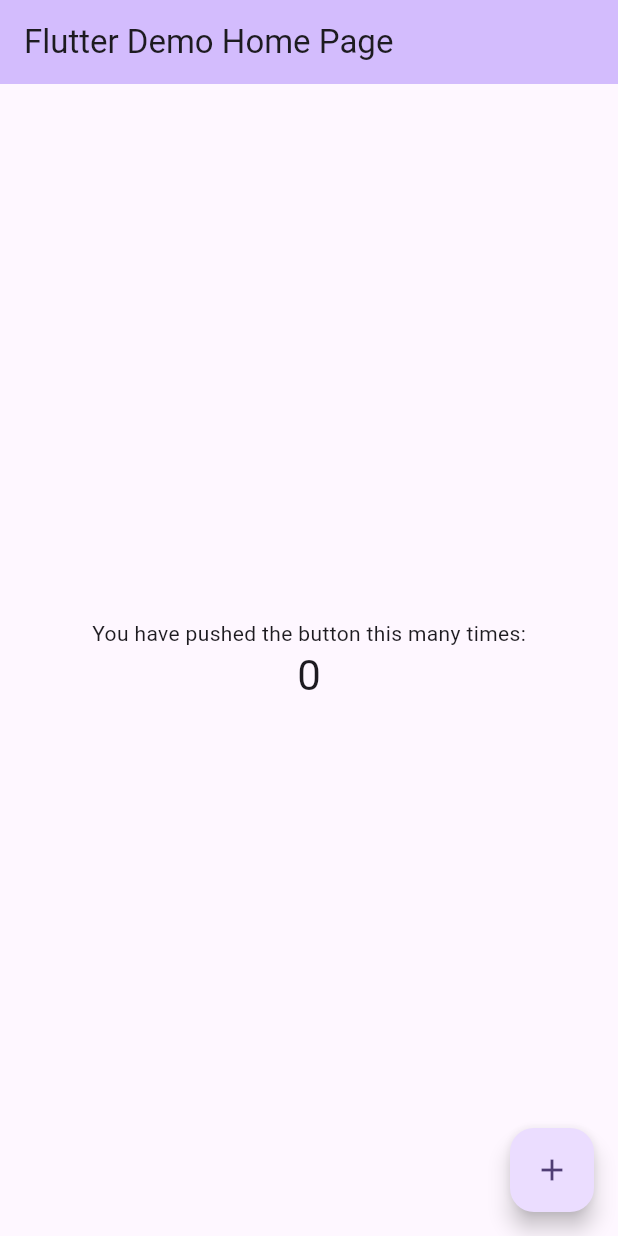
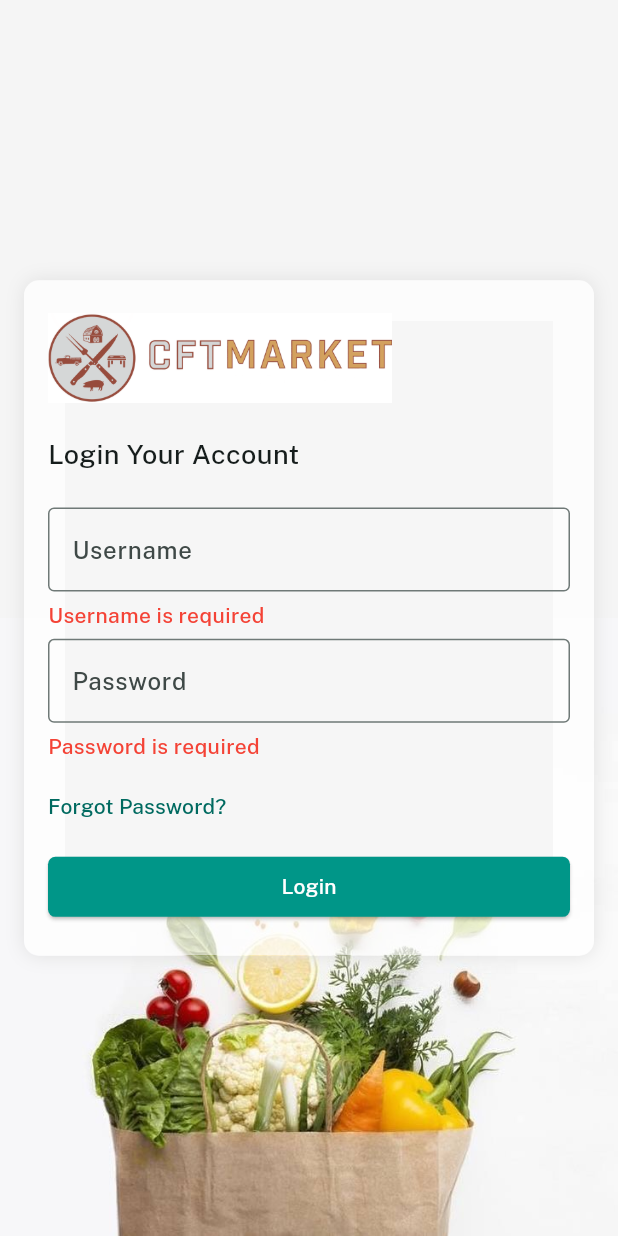
Before and after one commit to NagaDivyaBobbara/cft_market, a Flutter app: the screen it shows after launch, on a phone screen of 412 x 824 dp. Run offline on Flutter 3.47's test engine with Material 3 defaults, Android fonts, the light colour scheme and no system bars; project files that could hold a hidden picture were left out.

Commit message:
feat: Added Login,Forgot Screens

```diff
--- a/lib/main.dart
+++ b/lib/main.dart
@@ -1,3 +1,5 @@
+import 'package:cft_market/pages/Auth/forgot_screen.dart';
+import 'package:cft_market/pages/Auth/login_screen.dart';
 import 'package:flutter/material.dart';
 
 void main() {
@@ -7,119 +9,17 @@
 class MyApp extends StatelessWidget {
   const MyApp({super.key});
 
-  // This widget is the root of your application.
   @override
   Widget build(BuildContext context) {
     return MaterialApp(
-      title: 'Flutter Demo',
+      debugShowCheckedModeBanner: false,
+      title: 'CFTMarket',
       theme: ThemeData(
-        // This is the theme of your application.
-        //
-        // TRY THIS: Try running your application with "flutter run". You'll see
-        // the application has a purple toolbar. Then, without quitting the app,
-        // try changing the seedColor in the colorScheme below to Colors.green
-        // and then invoke "hot reload" (save your changes or press the "hot
-        // reload" button in a Flutter-supported IDE, or press "r" if you used
-        // the command line to start the app).
-        //
-        // Notice that the counter didn't reset back to zero; the application
-        // state is not lost during the reload. To reset the state, use hot
-        // restart instead.
-        //
-        // This works for code too, not just values: Most code changes can be
-        // tested with just a hot reload.
-        colorScheme: ColorScheme.fromSeed(seedColor: Colors.deepPurple),
+        fontFamily: "PublicSans",
+        colorScheme: ColorScheme.fromSeed(seedColor: Colors.teal),
         useMaterial3: true,
       ),
-      home: const MyHomePage(title: 'Flutter Demo Home Page'),
+      home: const LoginScreen(),
     );
   }
 }
-
-class MyHomePage extends StatefulWidget {
-  const MyHomePage({super.key, required this.title});
-
-  // This widget is the home page of your application. It is stateful, meaning
-  // that it has a State object (defined below) that contains fields that affect
-  // how it looks.
-
-  // This class is the configuration for the state. It holds the values (in this
-  // case the title) provided by the parent (in this case the App widget) and
-  // used by the build method of the State. Fields in a Widget subclass are
-  // always marked "final".
-
-  final String title;
-
-  @override
-  State<MyHomePage> createState() => _MyHomePageState();
-}
-
-class _MyHomePageState extends State<MyHomePage> {
-  int _counter = 0;
-
-  void _incrementCounter() {
-    setState(() {
-      // This call to setState tells the Flutter framework that something has
-      // changed in this State, which causes it to rerun the build method below
-      // so that the display can reflect the updated values. If we changed
-      // _counter without calling setState(), then the build method would not be
-      // called again, and so nothing would appear to happen.
-      _counter++;
-    });
-  }
-
-  @override
-  Widget build(BuildContext context) {
-    // This method is rerun every time setState is called, for instance as done
-    // by the _incrementCounter method above.
-    //
-    // The Flutter framework has been optimized to make rerunning build methods
-    // fast, so that you can just rebuild anything that needs updating rather
-    // than having to individually change instances of widgets.
-    return Scaffold(
-      appBar: AppBar(
-        // TRY THIS: Try changing the color here to a specific color (to
-        // Colors.amber, perhaps?) and trigger a hot reload to see the AppBar
-        // change color while the other colors stay the same.
-        backgroundColor: Theme.of(context).colorScheme.inversePrimary,
-        // Here we take the value from the MyHomePage object that was created by
-        // the App.build method, and use it to set our appbar title.
-        title: Text(widget.title),
-      ),
-      body: Center(
-        // Center is a layout widget. It takes a single child and positions it
-        // in the middle of the parent.
-        child: Column(
-          // Column is also a layout widget. It takes a list of children and
-          // arranges them vertically. By default, it sizes itself to fit its
-          // children horizontally, and tries to be as tall as its parent.
-          //
-          // Column has various properties to control how it sizes itself and
-          // how it positions its children. Here we use mainAxisAlignment to
-          // center the children vertically; the main axis here is the vertical
-          // axis because Columns are vertical (the cross axis would be
-          // horizontal).
-          //
-          // TRY THIS: Invoke "debug painting" (choose the "Toggle Debug Paint"
-          // action in the IDE, or press "p" in the console), to see the
-          // wireframe for each widget.
-          mainAxisAlignment: MainAxisAlignment.center,
-          children: <Widget>[
-            const Text(
-              'You have pushed the button this many times:',
-            ),
-            Text(
-              '$_counter',
-              style: Theme.of(context).textTheme.headlineMedium,
-            ),
-          ],
-        ),
-      ),
-      floatingActionButton: FloatingActionButton(
-        onPressed: _incrementCounter,
-        tooltip: 'Increment',
-        child: const Icon(Icons.add),
-      ), // This trailing comma makes auto-formatting nicer for build methods.
-    );
-  }
-}
--- /dev/null
+++ b/lib/pages/Auth/login_screen.dart
@@ -0,0 +1,181 @@
+import 'package:cft_market/pages/Auth/forgot_screen.dart';
+import 'package:flutter/material.dart';
+
+class LoginScreen extends StatelessWidget {
+  const LoginScreen({super.key});
+
+  @override
+  Widget build(BuildContext context) {
+    return Scaffold(
+        backgroundColor: Colors.grey[100],
+        body: Center(
+          child: Stack(
+            children: [
+              Column(
+                mainAxisAlignment: MainAxisAlignment.end,
+                children: [
+                  Image.asset(
+                    "assets/images/background.png",
+                    fit: BoxFit.fill,
+                    height: MediaQuery.of(context).size.height * 0.50,
+                    width: double.infinity,
+                  ),
+                ],
+              ),
+              Center(
+                child: Container(
+                  height: 450,
+                  margin: EdgeInsets.symmetric(horizontal: 16),
+                  padding: EdgeInsets.symmetric(horizontal: 16,vertical: 16),
+                  decoration: BoxDecoration(
+                    color: Colors.white.withOpacity(0.7),
+                    borderRadius: BorderRadius.circular(10),
+                      boxShadow: [
+                        BoxShadow(color: Colors.grey.shade300,
+                          offset: const Offset(0, 0),
+                          blurStyle: BlurStyle.outer,
+                          blurRadius: 10,),
+                      ]
+                  ),
+                  width: double.infinity,
+                  child: Column(
+                    crossAxisAlignment: CrossAxisAlignment.stretch,
+                    mainAxisAlignment: MainAxisAlignment.spaceEvenly,
+                    children: [
+                      Container(
+                        alignment: Alignment.centerLeft,
+                        height: 60,
+                          width: double.infinity,
+                          child: Image.asset("assets/images/cft_market.png"),
+                      ),
+                      Container(
+                        margin: const EdgeInsets.symmetric(vertical: 16.0),
+                          child: const Text("Login Your Account",
+                            style: TextStyle(fontSize: 18),
+                          )),
+                      const TextField(
+                        decoration: InputDecoration(
+                            labelText: "Username",
+                          // filled: true,
+                          // fillColor: Colors.white60,
+                          border: OutlineInputBorder(),
+                        ),
+                      ),
+                      const Text("Username is required", style: TextStyle(color: Colors.red),),
+                      const TextField(
+                        decoration: InputDecoration(
+                            labelText: "Password",
+                          border: OutlineInputBorder()
+                        ),
+                      ),
+                      const Text("Password is required", style: TextStyle(color: Colors.red),),
+                      Row(
+                        children: [
+                          TextButton(
+                            onPressed: (){
+                            Navigator.push(context, MaterialPageRoute(builder: (ctx) => ForgotScreen()));
+                          },
+                            child: Text("Forgot Password?"),
+                            style: TextButton.styleFrom(
+                              padding: EdgeInsets.zero,
+                            ),
+                          ),
+                        ],
+                      ),
+                      ElevatedButton(
+                          onPressed: ()  {
+
+                          },
+                        style: ElevatedButton.styleFrom(
+                          backgroundColor: Colors.teal,
+                          shape: RoundedRectangleBorder(
+                            borderRadius: BorderRadius.circular(5),
+                          ),
+                        ),
+                          child: Text("Login", style: TextStyle(color: Colors.white),),
+                      ),
+                    ],
+                  ),
+                ),
+              ),
+            ],
+          ),
+        ));
+  }
+}
+
+// Scaffold(
+// backgroundColor: Colors.grey[100],
+// body: Center(
+// child: Container(
+// margin: const EdgeInsets.symmetric(horizontal: 16,),
+// decoration:  BoxDecoration(
+// color: Colors.white,
+// borderRadius: BorderRadius.circular(10),
+// ),
+// height: 450,
+// width: double.infinity,
+// child: Stack(
+// children: [
+// Image.asset(
+// "assets/images/background.png",
+// fit: BoxFit.fill,
+// height: double.infinity,
+// width: double.infinity,
+// ),
+// Container(
+// padding: EdgeInsets.symmetric(horizontal: 16,vertical: 16),
+// decoration: BoxDecoration(
+// color: Colors.white.withOpacity(0.7),
+// borderRadius: BorderRadius.circular(10),
+// boxShadow: [
+// BoxShadow(color: Colors.grey.shade300,
+// offset: const Offset(0, 0),
+// blurStyle: BlurStyle.outer,
+// blurRadius: 10,),
+// ]
+// ),
+// width: double.infinity,
+// child: Column(
+// crossAxisAlignment: CrossAxisAlignment.stretch,
+// mainAxisAlignment: MainAxisAlignment.spaceEvenly,
+// children: [
+// Container(
+// alignment: Alignment.centerLeft,
+// height: 60,
+// width: double.infinity,
+// child: Image.asset("assets/images/cft_market.png"),
+// ),
+// Text("Login Your Account"),
+// const TextField(
+// decoration: InputDecoration(
+// labelText: "Username",
+// // filled: true,
+// // fillColor: Colors.white60,
+// border: OutlineInputBorder(),
+// ),
+// ),
+// Text("Username is required"),
+// TextField(
+// decoration: InputDecoration(
+// labelText: "Password",
+// border: OutlineInputBorder()
+// ),
+// ),
+// Text("Password is required"),
+// Row(
+// children: [
+// TextButton(onPressed: (){}, child: Text("Forgot Password?")),
+// ],
+// ),
+// ElevatedButton(onPressed: (){}, child: Text("Login")),
+// ],
+// ),
+// ),
+// ],
+// ),
+// ),
+// ));
+
+
+//20b2aa
```
Also changed, not shown: lib/pages/Auth/forgot_screen.dart (added, +82 -0 lines), pubspec.yaml (+14 -7 lines), assets/fonts/PublicSans/PublicSans-Bold.ttf (added), assets/fonts/PublicSans/PublicSans-Light.ttf (added), assets/fonts/PublicSans/PublicSans-Medium.ttf (added), assets/fonts/PublicSans/PublicSans-SemiBold.ttf (added), assets/fonts/PublicSans/PublicSans.ttf (added), assets/images/background.png (added), assets/images/cft_market.png (added), 6 other files.
